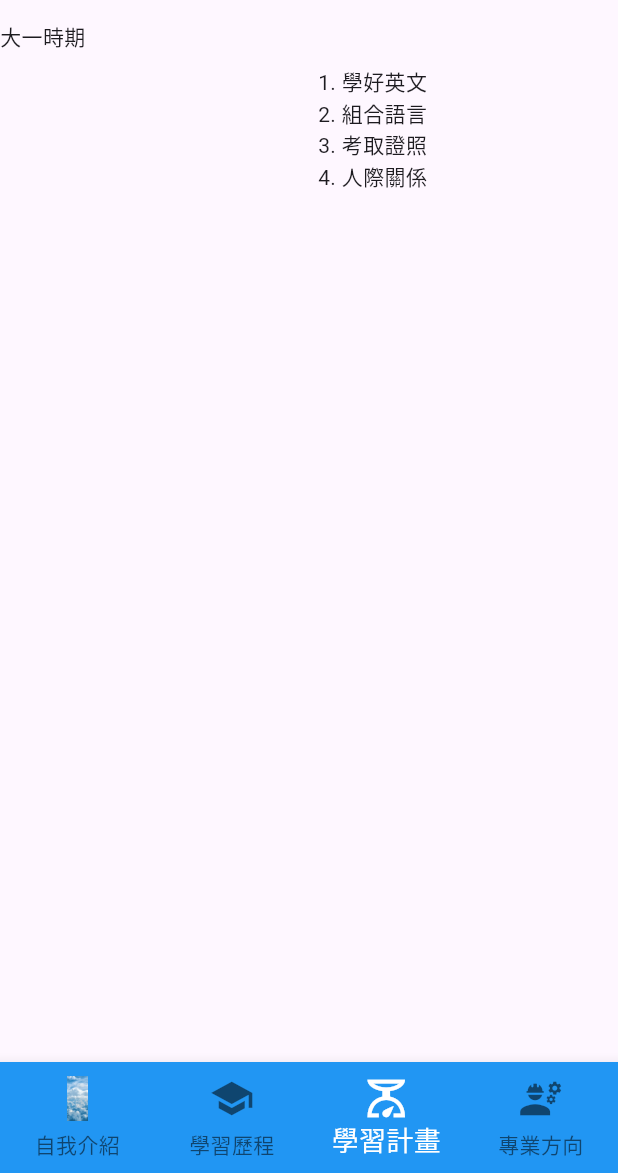
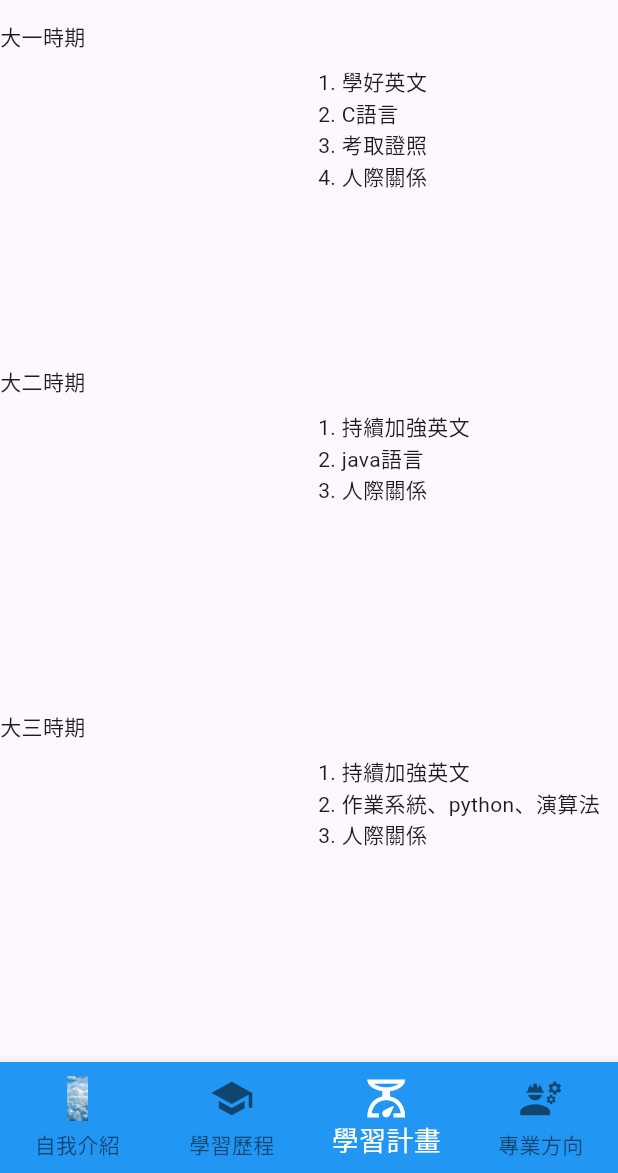
Before and after one commit to SSUM-47/exam, a Flutter app: the screen it shows after launch, item 3 of the bottom bar chosen, on a phone screen of 412 x 824 dp, the part 63-1236 px from its top. Run offline on Flutter 3.47's test engine with Material 3 defaults, Android fonts, the phone set to English and light mode, and no system bars; our stand-ins replace audioplayers.

Commit message:
Update main.dart

```diff
--- a/lib/main.dart
+++ b/lib/main.dart
@@ -170,7 +170,8 @@ class Screen2 extends StatelessWidget {
   Widget build(BuildContext context) {
     return Center(
       child: Container(
-        child: Text('Screen2'),
+        child: Text('大一學習C語言、組合語言、計算機概論、html、php、計算機結構，大二學習java物件導向、系統程式，組合語言等，大三正在學演算法、app、資料庫、作業系統。'),
+
       ),
     );
   }
@@ -199,9 +200,55 @@ class Screen3 extends StatelessWidget {
                 child: ListView(
                   children: [
                     Text('1. 學好英文'),
-                    Text('2. 組合語言'),
+                    Text('2. C語言'),
                     Text('3. 考取證照'),
                     Text('4. 人際關係'),
+                  ],
+                ),
+              ),
+            ],
+          ),
+          Row(
+            mainAxisAlignment: MainAxisAlignment.start,
+            children: [
+              Text('大二時期'),
+            ],
+          ),
+          SizedBox(height: 10,),
+          Row(
+            mainAxisAlignment: MainAxisAlignment.end,
+            children: [
+              Container(
+                height: 200,
+                width: 200,
+                child: ListView(
+                  children: [
+                    Text('1. 持續加強英文'),
+                    Text('2. java語言'),
+                    Text('3. 人際關係'),
+                  ],
+                ),
+              ),
+            ],
+          ),
+          Row(
+            mainAxisAlignment: MainAxisAlignment.start,
+            children: [
+              Text('大三時期'),
+            ],
+          ),
+          SizedBox(height: 10,),
+          Row(
+            mainAxisAlignment: MainAxisAlignment.end,
+            children: [
+              Container(
+                height: 200,
+                width: 200,
+                child: ListView(
+                  children: [
+                    Text('1. 持續加強英文'),
+                    Text('2. 作業系統、python、演算法'),
+                    Text('3. 人際關係'),
                   ],
                 ),
               ),
@@ -225,7 +272,7 @@ class Screen4 extends StatelessWidget {
   Widget build(BuildContext context) {
     return Center(
       child: Container(
-        child: Text('Screen4'),
+        child: Text('接下來這一年準備考研究所'),
       ),
     );
   }
```
